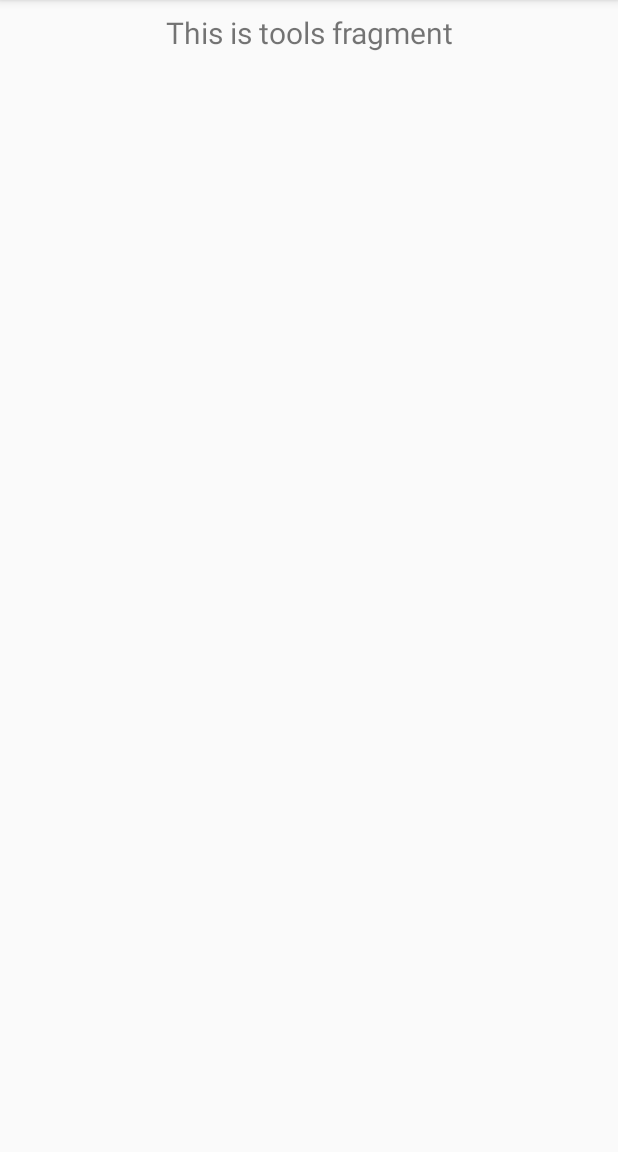
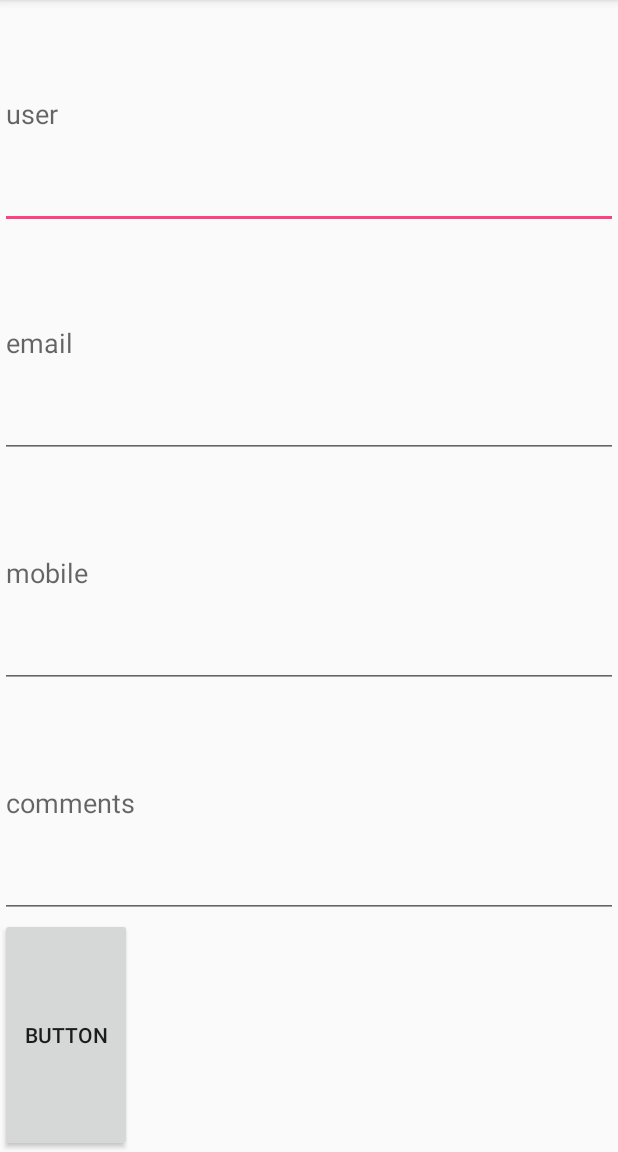
Before and after one commit to Mehulipal/coJEET-Android, an Android app: the fragment ToolsFragment shown on its own in the app's theme, on a phone screen of 412 x 824 dp, the part 84-1236 px from its top. Run offline under Robolectric (Android 15) with nearby library versions, the phone set to English and light mode, and no system bars.

Commit message:
code is in coma

```diff
--- a/app/build.gradle
+++ b/app/build.gradle
@@ -24,7 +24,7 @@ android {
 }
 
 dependencies {
-    implementation fileTree(dir: 'libs', include: ['*.jar'])
+  //  implementation fileTree(dir: 'libs', include: ['*.jar'])
     implementation 'androidx.appcompat:appcompat:1.1.0'
     implementation 'com.google.android.material:material:1.0.0'
     implementation 'androidx.constraintlayout:constraintlayout:1.1.3'
@@ -34,6 +34,9 @@ dependencies {
     implementation 'com.squareup.retrofit2:retrofit:2.6.1'
     implementation 'com.android.support:multidex:1.0.3'
     implementation 'com.squareup.retrofit2:converter-gson:2.6.1'
+    implementation 'com.squareup.retrofit2:converter-scalars:2.3.0'
+    implementation 'com.squareup.retrofit2:retrofit:2.4.0'
+    implementation 'com.google.code.gson:gson:2.8.4'
     implementation 'com.google.firebase:firebase-database:19.3.0'
     implementation 'com.google.firebase:firebase-core:17.4.2'
     implementation 'com.google.firebase:firebase-ml-natural-language:22.0.0'
--- a/app/src/main/AndroidManifest.xml
+++ b/app/src/main/AndroidManifest.xml
@@ -14,7 +14,8 @@
         android:label="@string/app_name"
         android:roundIcon="@mipmap/ic_launcher_round"
         android:supportsRtl="true"
-        android:theme="@style/AppTheme">
+        android:theme="@style/AppTheme"
+        android:usesCleartextTraffic="true">
         <activity android:name=".ui.SplashActivity" android:theme="@style/AppTheme.NoActionBar">
             <intent-filter>
                 <action android:name="android.intent.action.MAIN" />
--- a/app/src/main/java/com/example/mevscovid/ui/JsonPlaceholderApi.java
+++ b/app/src/main/java/com/example/mevscovid/ui/JsonPlaceholderApi.java
@@ -3,9 +3,14 @@ package com.example.mevscovid.ui;
 import java.util.List;
 
 import retrofit2.Call;
+import retrofit2.http.Field;
+import retrofit2.http.FormUrlEncoded;
 import retrofit2.http.GET;
+import retrofit2.http.POST;
 
 public interface JsonPlaceholderApi {
     @GET("mehuli8.json")
     Call<List<PoliciesClass>> getposts();
+
+
 }
--- /dev/null
+++ b/app/src/main/java/com/example/mevscovid/ui/JsonPlaceholderApis.java
@@ -0,0 +1,24 @@
+package com.example.mevscovid.ui;
+
+import android.util.Log;
+
+import java.util.List;
+
+import retrofit2.Call;
+import retrofit2.http.Field;
+import retrofit2.http.FormUrlEncoded;
+import retrofit2.http.GET;
+import retrofit2.http.POST;
+
+public interface JsonPlaceholderApis {
+
+
+    @FormUrlEncoded
+    @POST("userinfo.php")
+
+    Call<Post> insertUser(
+            @Field("user") String user,
+            @Field("email") String email,
+            @Field("mobile") String mobile,
+            @Field("comments") String comments);
+}
--- a/app/src/main/java/com/example/mevscovid/ui/tools/ToolsFragment.java
+++ b/app/src/main/java/com/example/mevscovid/ui/tools/ToolsFragment.java
@@ -1,35 +1,100 @@
 package com.example.mevscovid.ui.tools;
 
+import android.app.ProgressDialog;
+import android.content.Intent;
 import android.os.Bundle;
+import android.util.Log;
 import android.view.LayoutInflater;
 import android.view.View;
 import android.view.ViewGroup;
-import android.widget.TextView;
+import android.widget.Button;
+import android.widget.EditText;
+import android.widget.Toast;
 
-import androidx.annotation.Nullable;
 import androidx.annotation.NonNull;
 import androidx.fragment.app.Fragment;
-import androidx.lifecycle.Observer;
-import androidx.lifecycle.ViewModelProviders;
 
+import com.example.mevscovid.ApiClient;
+import com.example.mevscovid.ApisClient;
 import com.example.mevscovid.R;
+import com.example.mevscovid.ui.JsonPlaceholderApis;
+import com.example.mevscovid.ui.Post;
+
+import retrofit2.Call;
+import retrofit2.Callback;
+import retrofit2.Response;
 
 public class ToolsFragment extends Fragment {
 
     private ToolsViewModel toolsViewModel;
+    EditText muser, memail, mmobile, mcomments;
+    Button add;
+    String iddata = null;
+    ProgressDialog pd;
 
     public View onCreateView(@NonNull LayoutInflater inflater,
                              ViewGroup container, Bundle savedInstanceState) {
-        toolsViewModel =
-                ViewModelProviders.of(this).get(ToolsViewModel.class);
+      /*  toolsViewModel =
+                ViewModelProviders.of(this).get(ToolsViewModel.class);*/
         View root = inflater.inflate(R.layout.fragment_tools, container, false);
-        final TextView textView = root.findViewById(R.id.text_tools);
+      /*  final TextView textView = root.findViewById(R.id.text_tools);
         toolsViewModel.getText().observe(this, new Observer<String>() {
             @Override
             public void onChanged(@Nullable String s) {
                 textView.setText(s);
             }
+        });*/
+
+        //adding values; saving from form
+        muser = (EditText) root.findViewById(R.id.user);
+        memail = (EditText) root.findViewById(R.id.email);
+        mmobile = (EditText) root.findViewById(R.id.mobile);
+        mcomments = (EditText) root.findViewById(R.id.comments);
+
+        add = (Button) root.findViewById(R.id.add);
+
+        pd = new ProgressDialog(getContext());
+
+        add.setOnClickListener(new View.OnClickListener() {
+            @Override
+            public void onClick(View v) {
+                insert();
+            }
         });
+
+
         return root;
     }
+
+
+    //insert student
+    public void insert() {
+        String suser = muser.getText().toString().trim();
+        String semail = memail.getText().toString().trim();
+        String smobile = mmobile.getText().toString().trim();
+        String scomments = mcomments.getText().toString().trim();
+
+        JsonPlaceholderApis api = ApisClient.getApiClient().create(JsonPlaceholderApis.class);
+
+        Call<Post> call = api.insertUser(suser, semail, smobile, scomments);
+        Log.e("user",suser);
+      //  Post p = new Post();
+
+      //  Log.e("User*",p.getUser());
+        call.enqueue(new Callback<Post>() {
+            public void onResponse(Call<Post> call, Response<Post> response) {
+                Log.e("RETRO", "response : " + response.body().toString());
+
+                Toast.makeText(getActivity(), "Data inserted", Toast.LENGTH_SHORT).show();
+
+            }
+            @Override
+            public void onFailure(Call<Post> call, Throwable t) {
+
+             //   Toast.makeText(getActivity(), t.getMessage(), Toast.LENGTH_SHORT).show();
+                t.printStackTrace();
+            }
+        });
+    }
+
 }
--- a/app/src/main/res/layout/fragment_tools.xml
+++ b/app/src/main/res/layout/fragment_tools.xml
@@ -1,19 +1,51 @@
 <?xml version="1.0" encoding="utf-8"?>
-<androidx.constraintlayout.widget.ConstraintLayout xmlns:android="http://schemas.android.com/apk/res/android"
+<LinearLayout xmlns:android="http://schemas.android.com/apk/res/android"
     xmlns:app="http://schemas.android.com/apk/res-auto"
     android:layout_width="match_parent"
-    android:layout_height="match_parent">
+    android:layout_height="match_parent"
+    android:orientation="vertical">
 
-    <TextView
-        android:id="@+id/text_tools"
+
+    <EditText
+        android:id="@+id/user"
         android:layout_width="match_parent"
         android:layout_height="wrap_content"
-        android:layout_marginStart="8dp"
-        android:layout_marginTop="8dp"
-        android:layout_marginEnd="8dp"
-        android:textAlignment="center"
-        android:textSize="20sp"
-        app:layout_constraintEnd_toEndOf="parent"
-        app:layout_constraintStart_toStartOf="parent"
-        app:layout_constraintTop_toTopOf="parent" />
-</androidx.constraintlayout.widget.ConstraintLayout>
+        android:layout_weight="1"
+        android:ems="10"
+        android:hint="user"
+        android:inputType="textPersonName" />
+
+    <EditText
+        android:id="@+id/email"
+        android:layout_width="match_parent"
+        android:layout_height="wrap_content"
+        android:layout_weight="1"
+        android:ems="10"
+        android:hint="email"
+        android:inputType="textPersonName" />
+
+    <EditText
+        android:id="@+id/mobile"
+        android:layout_width="match_parent"
+        android:layout_height="wrap_content"
+        android:layout_weight="1"
+        android:ems="10"
+        android:hint="mobile"
+        android:inputType="textPersonName" />
+
+    <EditText
+        android:id="@+id/comments"
+        android:layout_width="match_parent"
+        android:layout_height="wrap_content"
+        android:layout_weight="1"
+        android:ems="10"
+        android:hint="comments"
+        android:inputType="textPersonName" />
+
+    <Button
+        android:id="@+id/add"
+        android:layout_width="wrap_content"
+        android:layout_height="wrap_content"
+        android:layout_weight="1"
+        android:text="Button" />
+</LinearLayout>
--- a/app/src/main/res/menu/activity_main_drawer.xml
+++ b/app/src/main/res/menu/activity_main_drawer.xml
@@ -23,6 +23,10 @@
                 android:icon="@drawable/ic_chat_black_24dp"
                 android:title="@string/menu_send" />
         <item
+            android:id="@+id/nav_tools"
+            android:icon="@drawable/ic_exit_to_app_black_24dp"
+            android:title="Add" />
+        <item
             android:id="@+id/nav_gallery"
             android:icon="@drawable/ic_exit_to_app_black_24dp"
             android:title="@string/menu_gallery" />
--- a/build.gradle
+++ b/build.gradle
@@ -7,7 +7,7 @@ buildscript {
 
     }
     dependencies {
-        classpath 'com.android.tools.build:gradle:3.5.3'
+        classpath 'com.android.tools.build:gradle:4.0.0'
         classpath 'com.google.gms:google-services:4.3.3'
         // NOTE: Do not place your application dependencies here; they belong
         // in the individual module build.gradle files
```
Also changed, not shown: app/src/main/java/com/example/mevscovid/ApisClient.java (added, +33 -0 lines), app/src/main/java/com/example/mevscovid/ui/Post.java (+44 -12 lines), gradle/wrapper/gradle-wrapper.properties.
